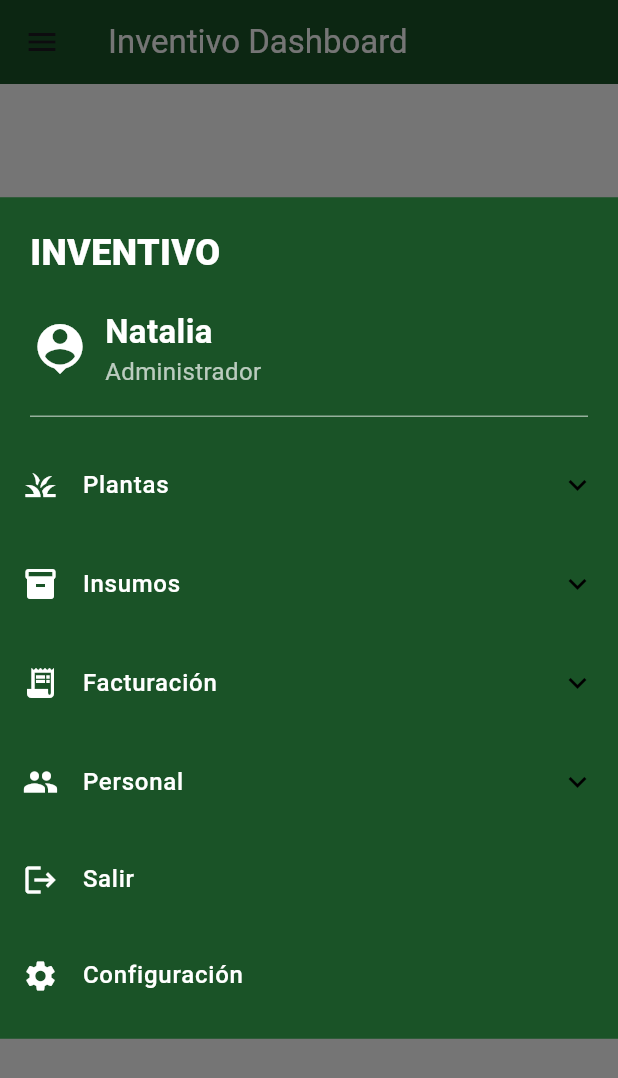
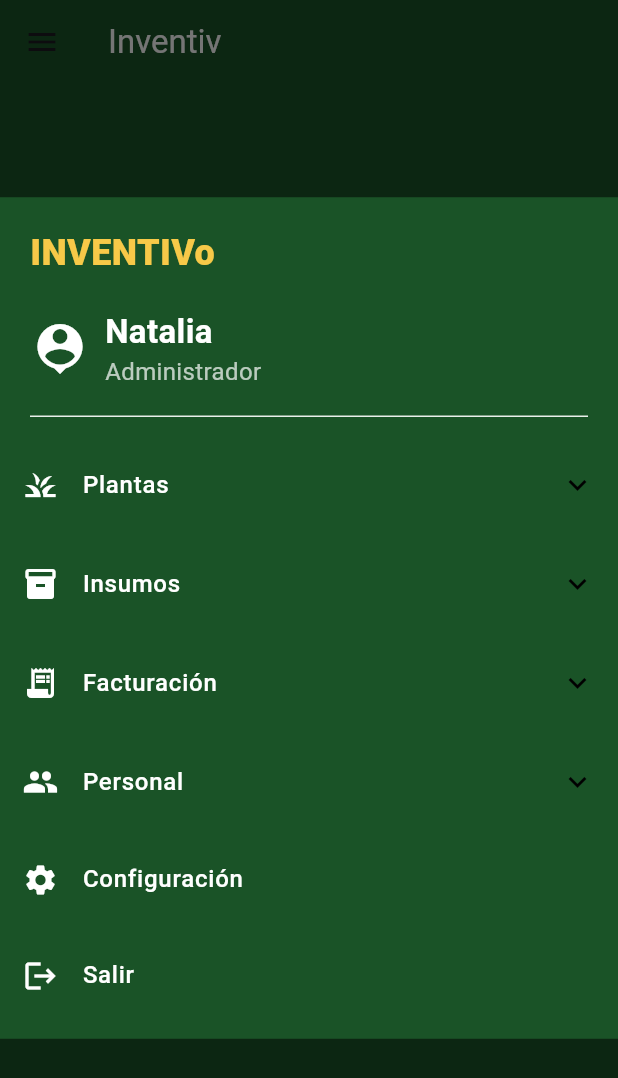
Before and after one commit to natalia482/inventivo_viveros, a Flutter app: the MainDashboardScreen screen opened directly, with the side drawer open, on a phone screen of 412 x 824 dp. Shown: the top 1078 px of the screen. Run offline on Flutter 3.47's test engine with Material 3 defaults, Android fonts, the phone set to English and light mode, and no system bars.

Commit message:
avance de header y dashboard

```diff
--- a/lib/dashboard.dart
+++ b/lib/dashboard.dart
@@ -1,5 +1,11 @@
 import 'package:flutter/material.dart';
 import 'package:inventivo_viveros/widgets/header_dashboard.dart';
+import 'add_plants.dart';
+
+
+class DashboardColors{
+  static const Color sidebarBackground = Color(0xFF1A5327) ;
+}
 
 class MainDashboardScreen extends StatefulWidget {
   const MainDashboardScreen({super.key});
@@ -10,17 +16,15 @@ class MainDashboardScreen extends StatefulWidget {
 
 class _MainDashboardScreenState extends State<MainDashboardScreen> {
   String _currentRoute = 'Dashboard';
-  bool _isSidebarExpanded = true; // Estado para controlar si el sidebar está abierto o cerrado
+  bool _isSidebarExpanded = true;
 
-  // Anchos definidos para la animación
   static const double _expandedWidth = 280.0;
-  static const double _collapsedWidth = 70.0; // Ancho cuando está escondido (solo iconos)
+  static const double _collapsedWidth = 70.0;
 
   void _handleNavigation(String route) {
     setState(() {
       _currentRoute = route;
     });
-    // Si estamos en móvil y el sidebar es un Drawer, lo cerramos al navegar
     if (MediaQuery.of(context).size.width < 700) {
       Navigator.of(context).pop();
     }
@@ -33,55 +37,68 @@ class _MainDashboardScreenState extends State<MainDashboardScreen> {
     });
   }
 
+  //CONTENIDO CENTRAL USANDO EL METODO SWITCH
+  Widget _buildBodyContent(String route, bool isMobile){
+    final double  titleFontSize = isMobile ? 28:36;
+
+    switch (route) {
+      case 'Agregar Plantas':
+        return const AddPlantScreen();
+
+      case 'Dashboard':
+      return Center( child: Text(
+        'Dashboard Principal', style: TextStyle(fontSize: titleFontSize, color: Colors.black54),),);
+
+      default:
+      return Center(
+        child: Text('Contenido de la sección1: $route no implementado'),
+      );
+    }
+  }
+
   @override
   Widget build(BuildContext context) {
     final screenWidth = MediaQuery.of(context).size.width;
     final bool isMobile = screenWidth < 700;
-
-    // Define el ancho del sidebar para la animación (solo en desktop)
     final double currentWidth = _isSidebarExpanded ? _expandedWidth : _collapsedWidth;
 
     return Scaffold(
+      backgroundColor: const Color(0xFF1A5327),
       appBar: isMobile
           ? AppBar(
-              backgroundColor: DashboardColors.sidebarBackground,
-              title: const Text('Inventivo Dashboard', style: TextStyle(color: Colors.white)),
+              backgroundColor: const Color.from(alpha: 1, red: 0.102, green: 0.325, blue: 0.153),
+              title: const Text('Inventiv', style: TextStyle(color: Colors.white)),
             )
           : null,
       drawer: isMobile
           ? DashboardSidebar(
               onNavigation: _handleNavigation,
               isMobile: true,
+              isExpanded: true, // El Drawer siempre está 'expandido'
             )
           : null,
       body: Row(
         children: [
           // 1. Sidebar (Controlado por AnimatedContainer y isMobile)
           if (!isMobile)
-            // Solo en desktop, usamos AnimatedContainer para la transición de esconder/mostrar
             AnimatedContainer(
               duration: const Duration(milliseconds: 300),
               width: currentWidth,
               child: DashboardSidebar(
                 onNavigation: _handleNavigation,
-                isMobile: false
-                // Agregamos el botón para alternar el estado (se implementará un botón flotante)
+                isMobile: false,
+                isExpanded: _isSidebarExpanded,
               ),
             ),
 
           // 2. Contenido Principal del Dashboard
           Expanded(
-            child: Stack( // Usamos Stack para el botón flotante de control
+            child: Stack(
               children: [
-                Container(
-                  color: Colors.white,
-                  padding:  EdgeInsets.all(isMobile ? 15 : 30),
-                  child: Center(
-                    child: Text('Contenido de la sección: $_currentRoute', style: const TextStyle(fontSize: 24)),
-                  )
-                ),
+                //Llamada al switch
+                _buildBodyContent(_currentRoute, isMobile),
 
-                // Botón para Esconder/Mostrar Sidebar (Solo visible en Desktop)
+                //Boton de esconder/mostrar el sidebar
                 if (!isMobile)
                   Positioned(
                     top: 15,
@@ -91,7 +108,8 @@ class _MainDashboardScreenState extends State<MainDashboardScreen> {
                       backgroundColor: DashboardColors.sidebarBackground,
                       onPressed: _toggleSidebar,
                       child: Icon(
-                        _isSidebarExpanded ? Icons.arrow_back_ios_new : Icons.arrow_back_ios,
+                        // **👉 CORRECCIÓN DE ICONO:** usar 'arrow_back_ios'
+                        _isSidebarExpanded ? Icons.arrow_back_ios : Icons.arrow_forward_ios,
                         size: 18,
                         color: Colors.white,
                       ),
--- a/lib/main.dart
+++ b/lib/main.dart
@@ -18,6 +18,7 @@ class MyApp extends StatelessWidget {
       routes: {
         '/': (context) => const HomePage(),
         '/login': (context) => const LoginPage(),
+        '/salir': (context) => const HomePage(),
       },
       //home: const HomePage(),
     );
--- a/lib/register_screen.dart
+++ b/lib/register_screen.dart
@@ -97,7 +97,7 @@ class RegisterScreen extends StatelessWidget {
     );
   }
 
-  // --- CAMPO PERSONALIZADO ---
+
   Widget _buildInputField(IconData icon, String label,
       {required double width, bool obscure = false}) {
     return Container(
--- a/lib/widgets/header_dashboard.dart
+++ b/lib/widgets/header_dashboard.dart
@@ -1,4 +1,6 @@
 import 'package:flutter/material.dart';
+import 'package:inventivo_viveros/home_page.dart';
+import 'package:inventivo_viveros/configuration.dart';
 
 // Definición de Colores
 class DashboardColors {
@@ -10,7 +12,7 @@ class DashboardColors {
 // Estilos de Texto Base
 TextStyle _getSidebarItemStyle(bool isMobile) {
   return TextStyle(
-    color: DashboardColors.itemColor,
+    color: DashboardColors.itemColor, // color de los iconos del header
     fontSize: isMobile ? 16 : 20,
     fontWeight: FontWeight.w500,
     fontFamily: 'Roboto',
@@ -18,7 +20,7 @@ TextStyle _getSidebarItemStyle(bool isMobile) {
 }
 
 // ******************************************************
-// WIDGET 1: Ítem de Submenú Desplegable (ExpansionTile)
+// WIDGET 1: Ítem de Submenú Desplegable (CORREGIDO)
 // ******************************************************
 
 class SidebarExpansionItem extends StatelessWidget {
@@ -36,16 +38,15 @@ class SidebarExpansionItem extends StatelessWidget {
     required this.subItems,
     required this.onSubItemTap,
     this.isMobile = false,
-    this.isExpanded = true
+    this.isExpanded = true,
   });
 
   @override
   Widget build(BuildContext context) {
-    // Usamos Theme para asegurar que los colores de ExpansionTile sean correctos
     return Theme(
       data: Theme.of(context).copyWith(
-        unselectedWidgetColor: const Color.fromARGB(255, 0, 0, 0), // Color de la flecha
-        colorScheme: ColorScheme.light(primary: const Color.fromARGB(255, 255, 255, 255)), // Color al expandir
+        unselectedWidgetColor: DashboardColors.itemColor,
+        colorScheme: ColorScheme.light(primary: const Color.fromARGB(228, 255, 255, 255)),
       ),
       child: ExpansionTile(
         tilePadding: EdgeInsets.symmetric(horizontal: isMobile ? 15 : 20, vertical: isMobile ? 4 : 0),
@@ -54,11 +55,13 @@ class SidebarExpansionItem extends StatelessWidget {
           color: DashboardColors.itemColor,
           size: isMobile ? 24 : 28,
         ),
-        title: Text(
-          title,
-          style: _getSidebarItemStyle(isMobile),
-        ),
-        children: subItems.map((item) {
+        // Oculta el título si el menú está colapsado (isExpanded es false)
+        title: isExpanded
+            ? Text(title, style: _getSidebarItemStyle(isMobile))
+            : const SizedBox.shrink(),
+
+        children: isExpanded
+            ? subItems.map((item) {
                 return ListTile(
                   contentPadding: EdgeInsets.only(left: isMobile ? 40 : 50, right: 15),
                   title: Text(
@@ -66,19 +69,20 @@ class SidebarExpansionItem extends StatelessWidget {
                     style: _getSidebarItemStyle(isMobile).copyWith(
                       fontSize: isMobile ? 14 : 16,
                       fontWeight: FontWeight.w400,
-                color: Colors.white70,
+                      color: const Color.fromARGB(228, 255, 255, 255),
                     ),
                   ),
-            onTap: () => onSubItemTap(item), // Manejo de la navegación del subítem
+                  onTap: () => onSubItemTap(item),
                 );
-        }).toList(),
+              }).toList()
+            : const [],
       ),
     );
   }
 }
 
 // ******************************************************
-// WIDGET 2: Ítem de Navegación Simple (para Salir/Configuración)
+// WIDGET 2: Ítem de Navegación Simple (CORREGIDO)
 // ******************************************************
 
 class SidebarSimpleItem extends StatelessWidget {
@@ -86,6 +90,7 @@ class SidebarSimpleItem extends StatelessWidget {
   final String title;
   final VoidCallback onTap;
   final bool isMobile;
+  final bool isExpanded;
 
   const SidebarSimpleItem({
     super.key,
@@ -93,13 +98,15 @@ class SidebarSimpleItem extends StatelessWidget {
     required this.title,
     required this.onTap,
     this.isMobile = false,
+    this.isExpanded = true,
   });
 
   @override
   Widget build(BuildContext context) {
     return ListTile(
       leading: Icon(icon, color: DashboardColors.itemColor, size: isMobile ? 24 : 28),
-      title: Text(title, style: _getSidebarItemStyle(isMobile)),
+      // Oculta el título si el menú está colapsado
+      title: isExpanded ? Text(title, style: _getSidebarItemStyle(isMobile)) : null,
       onTap: onTap,
       contentPadding: EdgeInsets.symmetric(horizontal: isMobile ? 15 : 20, vertical: isMobile ? 4 : 8),
     );
@@ -107,36 +114,44 @@ class SidebarSimpleItem extends StatelessWidget {
 }
 
 // ******************************************************
-// WIDGET 3: El Header del Sidebar
+// WIDGET 3: El Header del Sidebar (CORREGIDO)
 // ******************************************************
 
 class DashboardSidebarHeader extends StatelessWidget {
   final bool isMobile;
+  final bool isExpanded;
 
-  const DashboardSidebarHeader({super.key, this.isMobile = false});
+  const DashboardSidebarHeader({super.key, this.isMobile = false, this.isExpanded = true});
 
   @override
   Widget build(BuildContext context) {
     return Column(
       crossAxisAlignment: CrossAxisAlignment.start,
       children: [
+        // 1. Logo/Título (INVENTIVO)
         Padding(
           padding: EdgeInsets.only(top: isMobile ? 20 : 40, left: 20, bottom: isMobile ? 10 : 20),
           child:
-            Text(
-              'INVENTIVO',
+            // LÓGICA DE OCULTAMIENTO DE TÍTULO
+            isExpanded
+              ? Text(
+                  'INVENTIVo',
                   style: TextStyle(
-                color: DashboardColors.itemColor,
+                    color: const Color(0xFFF7C948),
                     fontSize: isMobile ? 24 : 32,
                     fontWeight: FontWeight.w900,
                     fontFamily: 'Roboto',
                   ),
+                )
+              : const SizedBox(width: 30, height: 30), // Placeholder
         ),
 
-        ),
+        // 2. Perfil de Usuario (Natalia Administrador)
         Padding(
           padding: EdgeInsets.symmetric(horizontal: 20, vertical: isMobile ? 10 : 20),
-          child: const Row(
+          // OCULTAR PERFIL AL COLAPSAR
+          child: isExpanded
+              ? const Row(
                   children: [
                     Icon(Icons.person_pin, color: DashboardColors.itemColor, size: 40),
                     SizedBox(width: 10),
@@ -148,9 +163,13 @@ class DashboardSidebarHeader extends StatelessWidget {
                       ],
                     ),
                   ],
+                )
+              : const SizedBox.shrink(),
         ),
-        ),
-        const Divider(color: Colors.white54, indent: 20, endIndent: 20),
+
+        // El Divider solo se muestra si está expandido
+        if (isExpanded)
+          const Divider(color: Color.fromARGB(232, 255, 254, 254), indent: 20, endIndent: 20),
         SizedBox(height: isMobile ? 5 : 10),
       ],
     );
@@ -159,20 +178,20 @@ class DashboardSidebarHeader extends StatelessWidget {
 
 
 // ******************************************************
-// WIDGET 4: El Sidebar Completo (Con Items de Expansión)
+// WIDGET 4: El Sidebar Completo
 // ******************************************************
-
 class DashboardSidebar extends StatelessWidget {
   final ValueChanged<String> onNavigation;
   final bool isMobile;
-  // Añadimos toggleSidebar para el control de mostrar/esconder
+  final bool isExpanded;
   final VoidCallback? toggleSidebar;
 
   const DashboardSidebar({
     super.key,
     required this.onNavigation,
     this.isMobile = false,
-    this.toggleSidebar, // Es opcional ya que no se usa en móvil
+    this.isExpanded = true,
+    this.toggleSidebar,
   });
 
   @override
@@ -187,52 +206,33 @@ class DashboardSidebar extends StatelessWidget {
           crossAxisAlignment: CrossAxisAlignment.start,
           children: [
             // LLAMADA AL HEADER
-            DashboardSidebarHeader(isMobile: isMobile),
+            DashboardSidebarHeader(isMobile: isMobile, isExpanded: isExpanded),
 
-            // Items con Submenú (ExpansionTile)
+            // Items con Submenú (Pasando isExpanded)
             SidebarExpansionItem(
-              icon: Icons.grass,
-              title: 'Plantas',
-              subItems: const ['Agregar Plantas', 'Editar Plantas'],
-              onSubItemTap: onNavigation, // La función onNavigation maneja el subítem
-              isMobile: isMobile,
+              icon: Icons.grass, title: 'Plantas', subItems: const ['Agregar Plantas', 'Editar Plantas'],
+              onSubItemTap: onNavigation, isMobile: isMobile, isExpanded: isExpanded,
             ),
             SidebarExpansionItem(
-              icon: Icons.inventory_2,
-              title: 'Insumos',
-              subItems: const ['Agregar Insumos', 'Registro de abono'],
-              onSubItemTap: onNavigation,
-              isMobile: isMobile,
+              icon: Icons.inventory_2, title: 'Insumos', subItems: const ['Agregar Insumos', 'Registro de abono'],
+              onSubItemTap: onNavigation, isMobile: isMobile, isExpanded: isExpanded,
             ),
             SidebarExpansionItem(
-              icon: Icons.receipt_long,
-              title: 'Facturación',
-              subItems: const ['Crear Factura'],
-              onSubItemTap: onNavigation,
-              isMobile: isMobile,
+              icon: Icons.receipt_long, title: 'Facturación', subItems: const ['Crear Factura'],
+              onSubItemTap: onNavigation, isMobile: isMobile, isExpanded: isExpanded,
             ),
             SidebarExpansionItem(
-              icon: Icons.people,
-              title: 'Personal',
-              subItems: const ['Agregar empleado'],
-              onSubItemTap: onNavigation,
-              isMobile: isMobile,
-            ),
-
-            //const Spacer(),
-
-            // Opciones Simples (ListTile)
-            SidebarSimpleItem(
-              icon: Icons.logout,
-              title: 'Salir',
-              onTap: () => onNavigation('Salir'),
-              isMobile: isMobile,
+              icon: Icons.people, title: 'Personal', subItems: const ['Agregar empleado'],
+              onSubItemTap: onNavigation, isMobile: isMobile, isExpanded: isExpanded,
             ),
             SidebarSimpleItem(
-              icon: Icons.settings,
-              title: 'Configuración',
-              onTap: () => onNavigation('Configuración'),
-              isMobile: isMobile,
+              icon: Icons.settings, title: 'Configuración', onTap: () {Navigator.push(context, MaterialPageRoute<void>(builder: (context)=>configurationPage()),);},
+              isMobile: isMobile, isExpanded: isExpanded,
+            ),
+            // Opciones Simples (Pasando isExpanded)
+            SidebarSimpleItem(
+              icon: Icons.logout, title: 'Salir', onTap: () {Navigator.push(context, MaterialPageRoute<void>(builder: (context)=>HomePage()),);},
+              isMobile: isMobile, isExpanded: isExpanded,
             ),
             SizedBox(height: isMobile ? 10 : 20),
           ],
```
Also changed, not shown: lib/add_plants.dart (added, +233 -0 lines), lib/configuration.dart (added, +15 -0 lines). Lines whose indentation alone changed are shown as unchanged.
